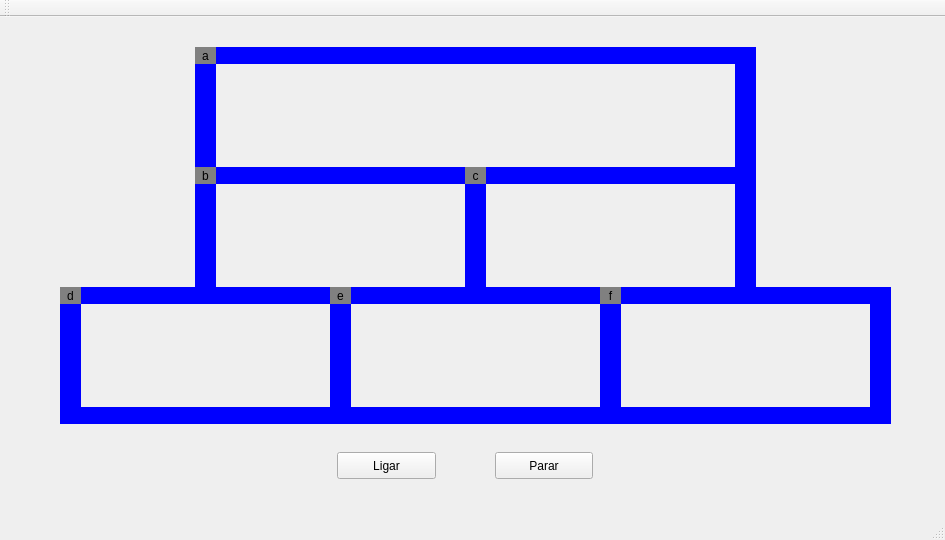
First picture: the form in src/mainwindow.ui, repository leoalenccar/projeto-trens, before the edit.
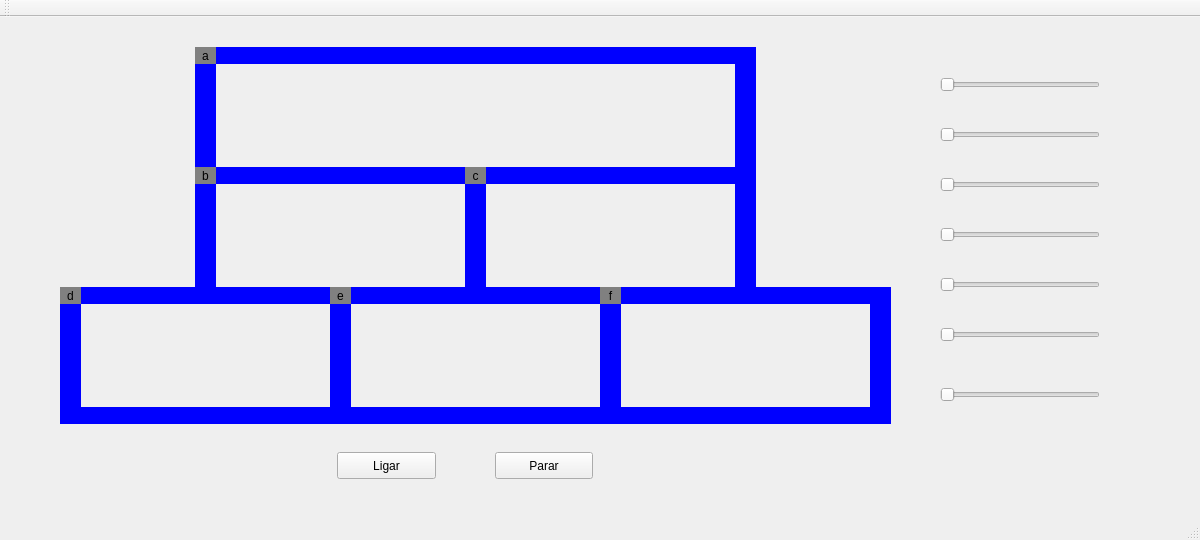
Second picture: the form after the edit.

Commit message: adiciona sliders para ajuste de velocidade dos trens

The edit to the form file:
```diff
--- a/src/mainwindow.ui
+++ b/src/mainwindow.ui
@@ -6,7 +6,7 @@
    <rect>
     <x>0</x>
     <y>0</y>
-    <width>945</width>
+    <width>1200</width>
     <height>540</height>
    </rect>
   </property>
@@ -442,6 +442,97 @@
      <set>Qt::AlignmentFlag::AlignCenter</set>
     </property>
    </widget>
+   <widget class="QSlider" name="horizontalSlider_1">
+    <property name="geometry">
+     <rect>
+      <x>940</x>
+      <y>60</y>
+      <width>160</width>
+      <height>16</height>
+     </rect>
+    </property>
+    <property name="orientation">
+     <enum>Qt::Orientation::Horizontal</enum>
+    </property>
+   </widget>
+   <widget class="QSlider" name="horizontalSlider_2">
+    <property name="geometry">
+     <rect>
+      <x>940</x>
+      <y>110</y>
+      <width>160</width>
+      <height>16</height>
+     </rect>
+    </property>
+    <property name="orientation">
+     <enum>Qt::Orientation::Horizontal</enum>
+    </property>
+   </widget>
+   <widget class="QSlider" name="horizontalSlider_3">
+    <property name="geometry">
+     <rect>
+      <x>940</x>
+      <y>160</y>
+      <width>160</width>
+      <height>16</height>
+     </rect>
+    </property>
+    <property name="orientation">
+     <enum>Qt::Orientation::Horizontal</enum>
+    </property>
+   </widget>
+   <widget class="QSlider" name="horizontalSlider_4">
+    <property name="geometry">
+     <rect>
+      <x>940</x>
+      <y>210</y>
+      <width>160</width>
+      <height>16</height>
+     </rect>
+    </property>
+    <property name="orientation">
+     <enum>Qt::Orientation::Horizontal</enum>
+    </property>
+   </widget>
+   <widget class="QSlider" name="horizontalSlider_5">
+    <property name="geometry">
+     <rect>
+      <x>940</x>
+      <y>260</y>
+      <width>160</width>
+      <height>16</height>
+     </rect>
+    </property>
+    <property name="orientation">
+     <enum>Qt::Orientation::Horizontal</enum>
+    </property>
+   </widget>
+   <widget class="QSlider" name="horizontalSlider_6">
+    <property name="geometry">
+     <rect>
+      <x>940</x>
+      <y>310</y>
+      <width>160</width>
+      <height>16</height>
+     </rect>
+    </property>
+    <property name="orientation">
+     <enum>Qt::Orientation::Horizontal</enum>
+    </property>
+   </widget>
+   <widget class="QSlider" name="horizontalSlider_m">
+    <property name="geometry">
+     <rect>
+      <x>940</x>
+      <y>370</y>
+      <width>160</width>
+      <height>16</height>
+     </rect>
+    </property>
+    <property name="orientation">
+     <enum>Qt::Orientation::Horizontal</enum>
+    </property>
+   </widget>
    <zorder>label_trilho4</zorder>
    <zorder>label_trilho2_6</zorder>
    <zorder>label_trilho3</zorder>
```
Left out of the diff: 9 changed lines with no effect on the pictures. The commit also changes 6 other files.
